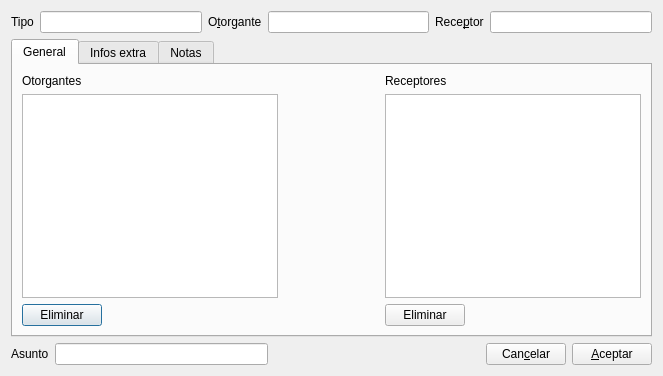
Before: the Qt Designer form gui/dlglicenciaentrada.ui in rogorido/qtpredicadores, drawn with Qt 5.
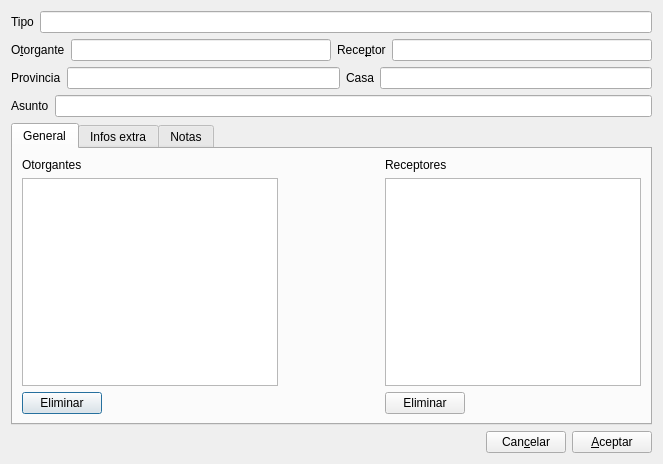
After: the same form once the commit is applied. Custom widgets are drawn as their Qt base class.

Commit message: Añadidos campos provnica y casa a las licencias

Diff of the .ui file:
```diff
--- a/gui/dlglicenciaentrada.ui
+++ b/gui/dlglicenciaentrada.ui
@@ -7,7 +7,7 @@
     <x>0</x>
     <y>0</y>
     <width>663</width>
-    <height>376</height>
+    <height>464</height>
    </rect>
   </property>
   <property name="windowTitle">
@@ -15,7 +15,7 @@
   </property>
   <layout class="QVBoxLayout" name="verticalLayout_3">
    <item>
-    <layout class="QHBoxLayout" name="horizontalLayout">
+    <layout class="QHBoxLayout" name="horizontalLayout_10">
      <item>
       <widget class="QLabel" name="label">
        <property name="text">
@@ -29,6 +29,10 @@
      <item>
       <widget class="QLineEdit" name="txtTipo"/>
      </item>
+    </layout>
+   </item>
+   <item>
+    <layout class="QHBoxLayout" name="horizontalLayout">
      <item>
       <widget class="QLabel" name="label_2">
        <property name="text">
@@ -57,6 +61,53 @@
      </item>
     </layout>
    </item>
+   <item>
+    <layout class="QHBoxLayout" name="horizontalLayout_8">
+     <item>
+      <widget class="QLabel" name="label_7">
+       <property name="text">
+        <string>Provincia</string>
+       </property>
+       <property name="buddy">
+        <cstring>txtProvincia</cstring>
+       </property>
+      </widget>
+     </item>
+     <item>
+      <widget class="myQLineEdit" name="txtProvincia"/>
+     </item>
+     <item>
+      <widget class="QLabel" name="label_8">
+       <property name="text">
+        <string>Casa</string>
+       </property>
+       <property name="buddy">
+        <cstring>txtCasa</cstring>
+       </property>
+      </widget>
+     </item>
+     <item>
+      <widget class="myQLineEdit" name="txtCasa"/>
+     </item>
+    </layout>
+   </item>
+   <item>
+    <layout class="QHBoxLayout" name="horizontalLayout_2">
+     <item>
+      <widget class="QLabel" name="label_6">
+       <property name="text">
+        <string>Asunto</string>
+       </property>
+       <property name="buddy">
+        <cstring>txtAsunto</cstring>
+       </property>
+      </widget>
+     </item>
+     <item>
+      <widget class="QLineEdit" name="txtAsunto"/>
+     </item>
+    </layout>
+   </item>
    <item>
     <widget class="QTabWidget" name="tabWidget">
      <property name="currentIndex">
@@ -187,20 +238,7 @@
     </widget>
    </item>
    <item>
-    <layout class="QHBoxLayout" name="horizontalLayout_2">
-     <item>
-      <widget class="QLabel" name="label_6">
-       <property name="text">
-        <string>Asunto</string>
-       </property>
-       <property name="buddy">
-        <cstring>txtAsunto</cstring>
-       </property>
-      </widget>
-     </item>
-     <item>
-      <widget class="QLineEdit" name="txtAsunto"/>
-     </item>
+    <layout class="QHBoxLayout" name="horizontalLayout_9">
      <item>
       <spacer name="horizontalSpacer">
        <property name="orientation">
@@ -245,6 +283,11 @@
    <header>widgets/widgetnotas.h</header>
    <container>1</container>
   </customwidget>
+  <customwidget>
+   <class>myQLineEdit</class>
+   <extends>QLineEdit</extends>
+   <header location="global">widgets/myqlineedit.h</header>
+  </customwidget>
  </customwidgets>
  <tabstops>
   <tabstop>txtTipo</tabstop>
```
The commit also changes 4 other files.
